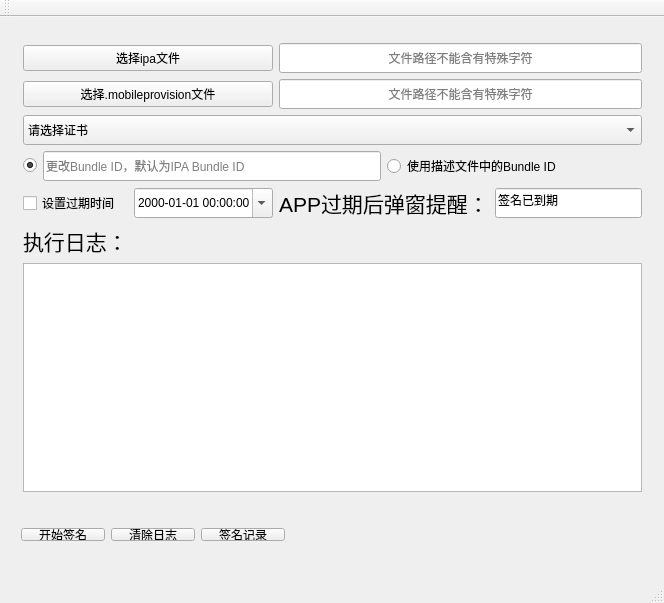
The window that mainwindow.ui (XuYang8026/BSign) describes before a commit, drawn with Qt 5.
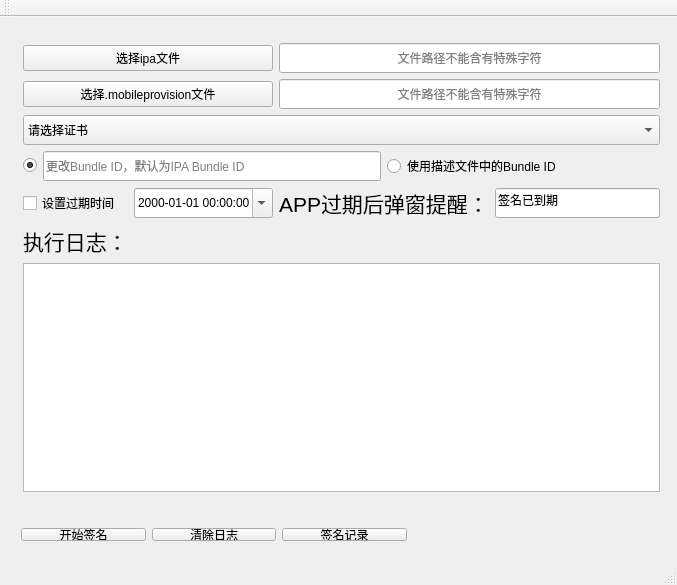
The same window after the commit.

Patch:
```diff
--- a/mainwindow.ui
+++ b/mainwindow.ui
@@ -6,8 +6,8 @@
    <rect>
     <x>0</x>
     <y>0</y>
-    <width>664</width>
-    <height>603</height>
+    <width>677</width>
+    <height>585</height>
    </rect>
   </property>
   <property name="windowTitle">
@@ -19,7 +19,7 @@
      <rect>
       <x>12</x>
       <y>15</y>
-      <width>641</width>
+      <width>659</width>
       <height>471</height>
      </rect>
     </property>
@@ -205,12 +205,12 @@
      </item>
     </layout>
    </widget>
-   <widget class="QWidget" name="">
+   <widget class="QWidget" name="layoutWidget">
     <property name="geometry">
      <rect>
       <x>10</x>
       <y>500</y>
-      <width>286</width>
+      <width>408</width>
       <height>35</height>
      </rect>
     </property>
```
Left out of the diff: 2 changed lines with no effect on the pictures.
